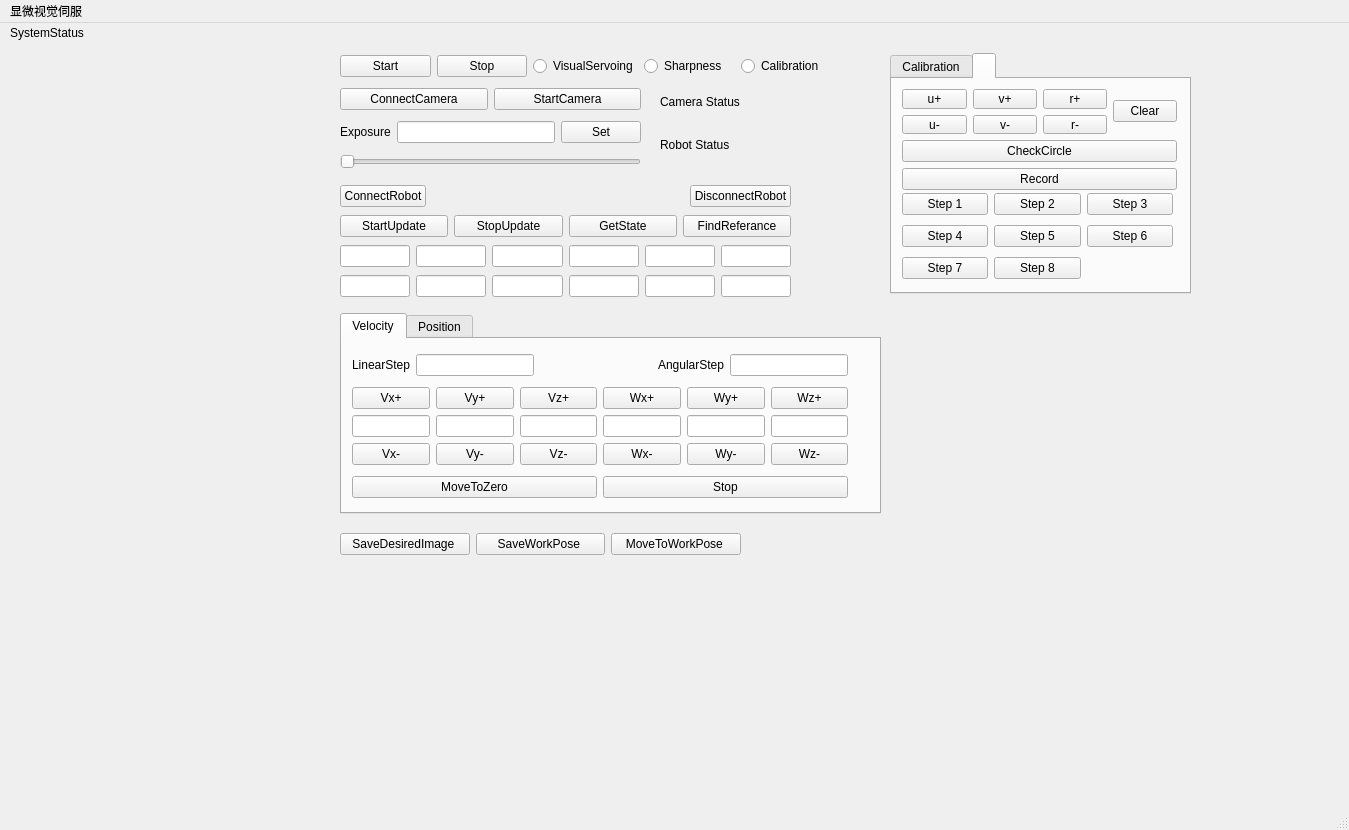
The window that mainwindow.ui (fengyu1993/Microscopic_Visual_Servoing) describes before a commit, drawn with Qt 5.
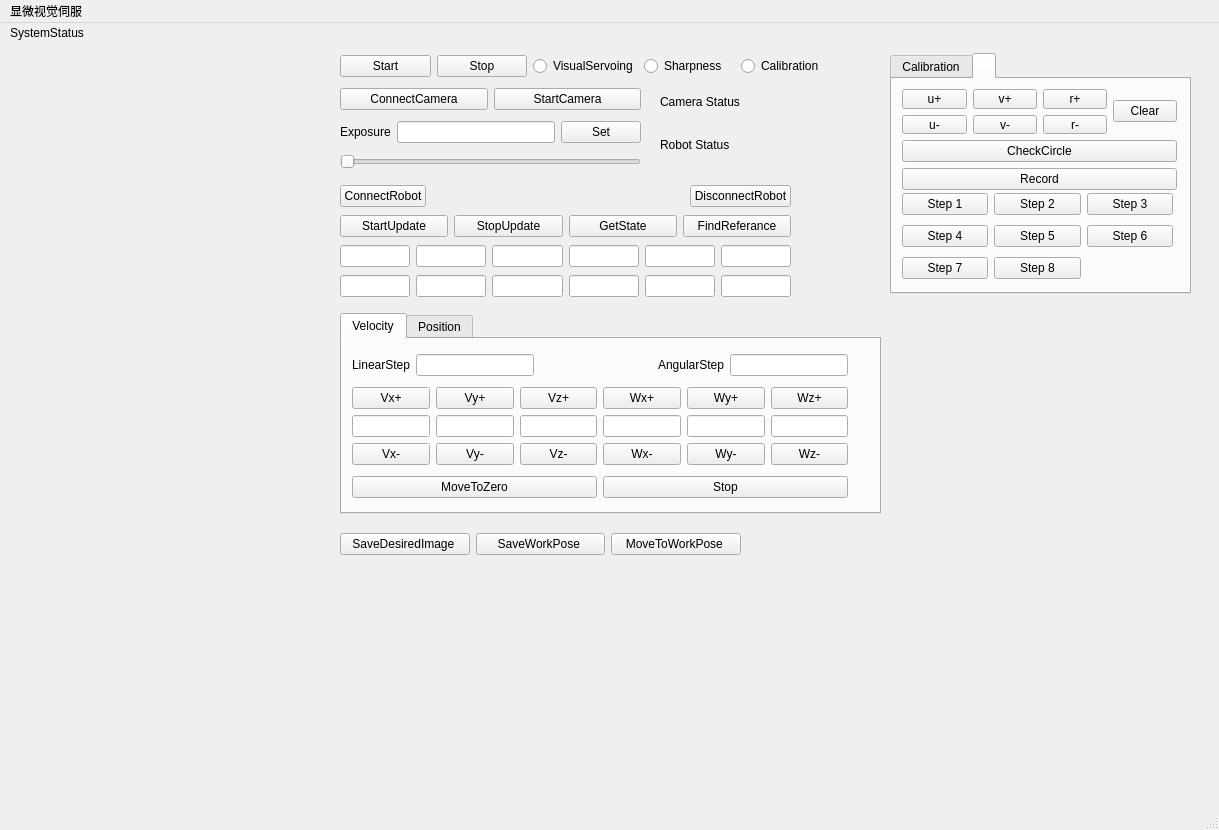
The same window after the commit. Custom widgets are drawn as their Qt base class.

```diff
--- a/mainwindow.ui
+++ b/mainwindow.ui
@@ -6,7 +6,7 @@
    <rect>
     <x>0</x>
     <y>0</y>
-    <width>1349</width>
+    <width>1219</width>
     <height>830</height>
    </rect>
   </property>
@@ -1064,7 +1064,7 @@
     <rect>
      <x>0</x>
      <y>0</y>
-     <width>1349</width>
+     <width>1219</width>
      <height>19</height>
     </rect>
    </property>
```
